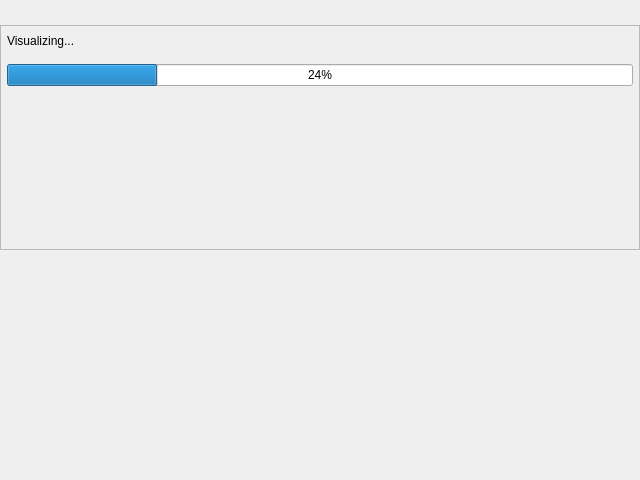
Qt form coquery/gui/ui/visualizer.ui (gkunter/coquery) before a commit.
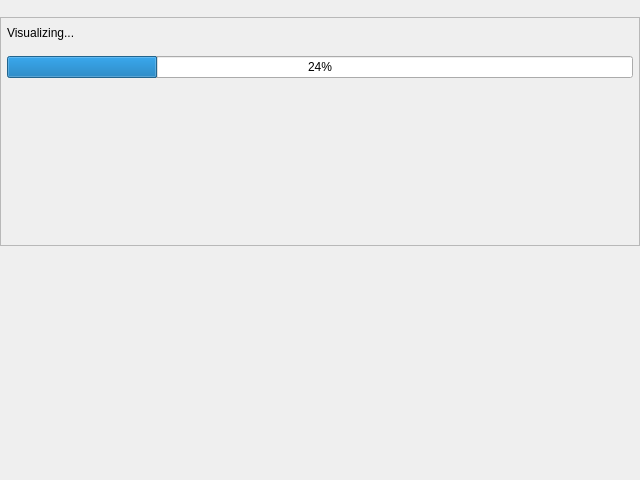
The same form after that commit.

Commit message: Fix margin around navigation bar

```diff
--- a/coquery/gui/ui/visualizer.ui
+++ b/coquery/gui/ui/visualizer.ui
@@ -57,13 +57,13 @@
           <number>6</number>
          </property>
          <property name="topMargin">
-          <number>4</number>
+          <number>0</number>
          </property>
          <property name="rightMargin">
           <number>6</number>
          </property>
          <property name="bottomMargin">
-          <number>4</number>
+          <number>0</number>
          </property>
         </layout>
        </widget>
```
The commit also changes 1 other file.
